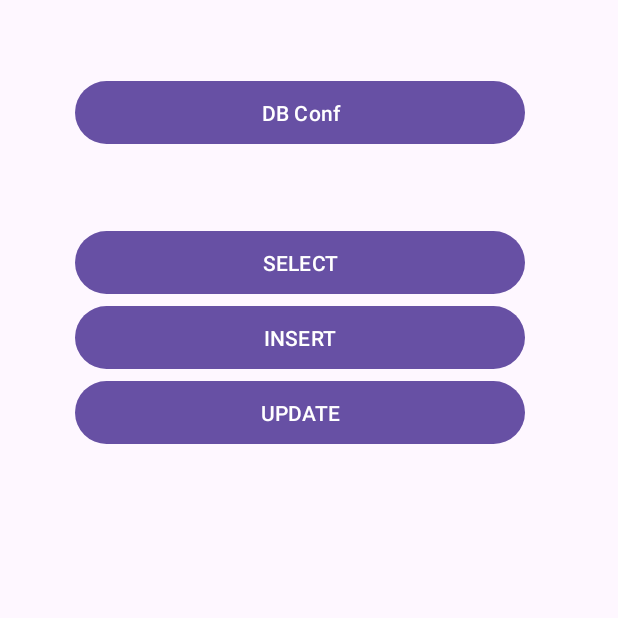
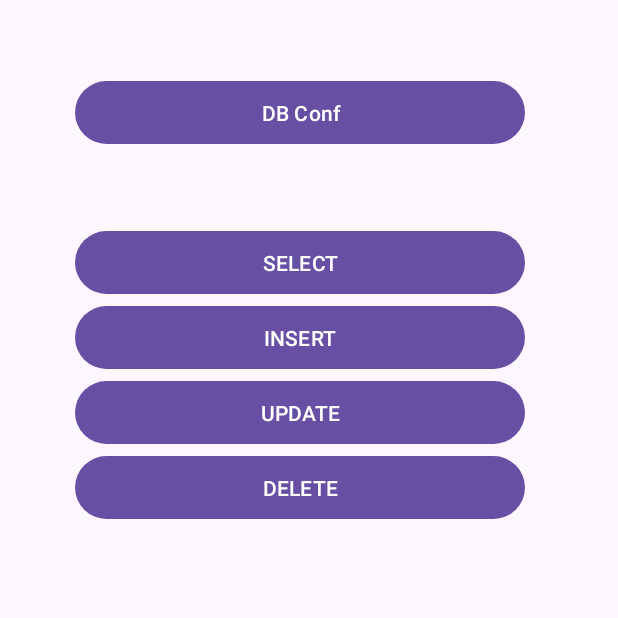
Before and after one commit to nm108/AndroidSQL, an Android app: the screen it shows after launch (MainActivity), on a phone screen of 412 x 824 dp, the top half of it. Run offline under Robolectric (Android 15) with nearby library versions, the phone set to English and light mode, and no system bars.

Commit message:
Working on UI
Code/documentation quality is very poor at this moment.

```diff
--- a/app/src/main/AndroidManifest.xml
+++ b/app/src/main/AndroidManifest.xml
@@ -27,6 +27,7 @@
         <activity android:name=".SelectActivity"></activity>
         <activity android:name=".InsertActivity"></activity>
         <activity android:name=".UpdateActivity"></activity>
+        <activity android:name=".DeleteActivity"></activity>
     </application>
 
     <uses-permission android:name="android.permission.INTERNET" />
--- a/app/src/main/java/com/example/myapplication/MainActivity.java
+++ b/app/src/main/java/com/example/myapplication/MainActivity.java
@@ -15,8 +15,9 @@ public class MainActivity extends AppCompatActivity {
      Button databaseConnectionConfigurationButton;
 
      Button selectButton;
-    Button insertButton;
+     Button insertButton;
      Button updateButton;
+     Button deleteButton;
     protected void onCreate(Bundle savedInstanceState) {
         super.onCreate(savedInstanceState);
         setContentView(R.layout.activity_main);
@@ -44,6 +45,13 @@ public class MainActivity extends AppCompatActivity {
                     switchActivityTo(UpdateActivity.class);
                 }
         );
+
+        deleteButton = findViewById(R.id.DeleteButton);
+        deleteButton.setOnClickListener(
+                (final View v) -> {
+                    switchActivityTo(DeleteActivity.class);
+                }
+        );
     }
 
     private void switchActivityTo(Class activityClass) {
--- a/app/src/main/res/layout/activity_main.xml
+++ b/app/src/main/res/layout/activity_main.xml
@@ -38,4 +38,14 @@
         android:layout_marginLeft="50dp"
         android:layout_marginTop="250dp"
         android:text="UPDATE"></Button>
+
+    <Button
+        android:id="@+id/DeleteButton"
+        android:layout_width="300dp"
+        android:layout_height="50dp"
+        android:layout_marginLeft="50dp"
+        android:layout_marginTop="300dp"
+        android:text="DELETE"></Button>
+
+
 </RelativeLayout>
```
Also changed, not shown: app/src/main/java/com/example/myapplication/DeleteActivity.java (added, +37 -0 lines), app/src/main/res/layout/activity_delete.xml (added, +25 -0 lines).
